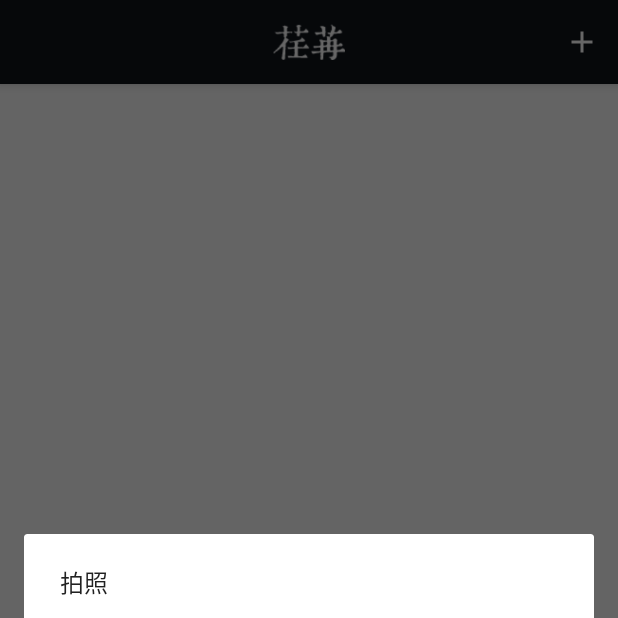
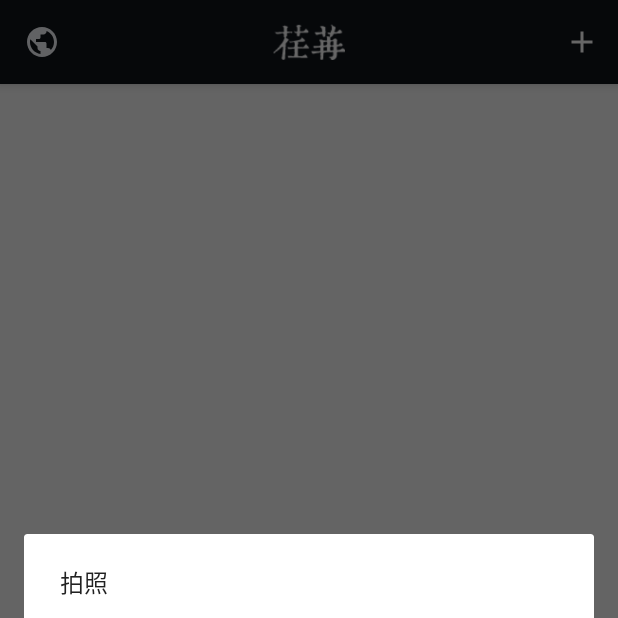
Before and after one commit to MatrixJoy/Renran, an Android app: the screen it shows after launch (MainActivity), after a tap on "添加", on a phone screen of 412 x 824 dp, the top half of it. Run offline under Robolectric (Android 15) with nearby library versions, the phone set to English and light mode, and no system bars; our stand-ins replace CircleImageView; libraries missing offline, so code that uses them is left out: io.realm; 6 statements that could not run were skipped.

Commit message:
I think it's complete,but some bugs maybe i don't know,and maybe you can help me fix them

```diff
--- a/app/src/main/java/com/aidchow/renran/addschedule/AddScheduleFragment.kt
+++ b/app/src/main/java/com/aidchow/renran/addschedule/AddScheduleFragment.kt
@@ -58,7 +58,7 @@ class AddScheduleFragment : BaseFragment(), AddScheduleContract.View, DatePicker
 
     override fun onOptionsItemSelected(item: MenuItem?): Boolean {
         when (item?.itemId) {
-            R.id.action_add_new_schedule -> presenter?.saveSchedule(imagePath!!,
+            R.id.action_add_new_schedule -> presenter?.saveSchedule(imagePath,
                     edit_description?.text.toString(), date, mScheduleId)
         }
         return super.onOptionsItemSelected(item)
--- a/app/src/main/java/com/aidchow/renran/addschedule/AddSchedulePresenter.kt
+++ b/app/src/main/java/com/aidchow/renran/addschedule/AddSchedulePresenter.kt
@@ -36,7 +36,7 @@ class AddSchedulePresenter(private val mScheduleID: String?,
 
     private fun createSchedule(imagePath: String?, description: String?, date: Long) {
 
-        if (description?.isEmpty()!! || imagePath?.isEmpty()!! || date == 0L) {
+        if (description?.isEmpty()!! || imagePath == null || date == 0L) {
             view.showEmptyScheduleError()
         } else {
             val schedule = Schedule(imagePath, description, date)
--- a/app/src/main/java/com/aidchow/renran/schedules/SchedulesFragment.kt
+++ b/app/src/main/java/com/aidchow/renran/schedules/SchedulesFragment.kt
@@ -3,6 +3,7 @@ package com.aidchow.renran.schedules
 import android.content.Intent
 import android.os.Bundle
 import android.support.design.widget.Snackbar
+import android.support.v7.app.AlertDialog
 import android.support.v7.app.AppCompatActivity
 import android.support.v7.widget.LinearLayoutManager
 import android.view.*
@@ -58,6 +59,7 @@ class SchedulesFragment : BaseFragment(), SchedulesContract.View, SchedulesAdapt
         adapter?.mShareButtonListener = this
         recycler_view_of_schedules.adapter = adapter
         tv_empty_tips.setOnClickListener { showAddNewScheduleUi() }
+        tv_tool_bar_right.setOnClickListener { AlertDialog.Builder(context).setView(R.layout.about_dialog_layout).create().show() }
     }
 
     override fun onOptionsItemSelected(item: MenuItem?): Boolean {
--- a/app/src/main/java/com/aidchow/renran/ui/appwidget/RenRanAppWidgetProvider.kt
+++ b/app/src/main/java/com/aidchow/renran/ui/appwidget/RenRanAppWidgetProvider.kt
@@ -58,12 +58,13 @@ class RenRanAppWidgetProvider : AppWidgetProvider() {
     }
 
     override fun onReceive(context: Context?, intent: Intent?) {
+              super.onReceive(context, intent)
+
         if (REFRESH_ACTION == intent?.action) {
             val amg = AppWidgetManager.getInstance(context)
             val name = ComponentName(context, RenRanAppWidgetProvider::class.java)
             amg.notifyAppWidgetViewDataChanged(amg.getAppWidgetIds(name), R.id.widget_list_view)
         }
-        super.onReceive(context, intent)
 
     }
 
--- a/app/src/main/res/drawable/ic_border_add_image.xml
+++ b/app/src/main/res/drawable/ic_border_add_image.xml
@@ -4,6 +4,6 @@
     android:viewportHeight="24.0"
     android:viewportWidth="24.0">
     <path
-        android:fillColor="@color/colorAccent"
+        android:fillColor="@color/app_bg_color"
         android:pathData="M3,21h2v-2L3,19v2zM7,21h2v-2L7,19v2zM5,7L3,7v2h2L5,7zM3,17h2v-2L3,15v2zM9,3L7,3v2h2L9,3zM5,3L3,3v2h2L5,3zM17,3h-2v2h2L17,3zM19,9h2L21,7h-2v2zM19,3v2h2L21,3h-2zM15,21h2v-2h-2v2zM13,3h-2v8L3,11v2h8v8h2v-8h8v-2h-8L13,3zM19,21h2v-2h-2v2zM19,17h2v-2h-2v2z" />
 </vector>
--- /dev/null
+++ b/app/src/main/res/drawable/ic_public.xml
@@ -0,0 +1,9 @@
+<vector xmlns:android="http://schemas.android.com/apk/res/android"
+    android:width="24dp"
+    android:height="24dp"
+    android:viewportHeight="24.0"
+    android:viewportWidth="24.0">
+    <path
+        android:fillColor="@color/app_bg_color"
+        android:pathData="M12,2C6.48,2 2,6.48 2,12s4.48,10 10,10 10,-4.48 10,-10S17.52,2 12,2zM11,19.93c-3.95,-0.49 -7,-3.85 -7,-7.93 0,-0.62 0.08,-1.21 0.21,-1.79L9,15v1c0,1.1 0.9,2 2,2v1.93zM17.9,17.39c-0.26,-0.81 -1,-1.39 -1.9,-1.39h-1v-3c0,-0.55 -0.45,-1 -1,-1L8,12v-2h2c0.55,0 1,-0.45 1,-1L11,7h2c1.1,0 2,-0.9 2,-2v-0.41c2.93,1.19 5,4.06 5,7.41 0,2.08 -0.8,3.97 -2.1,5.39z" />
+</vector>
--- a/app/src/main/res/layout/renran_wiget_layout.xml
+++ b/app/src/main/res/layout/renran_wiget_layout.xml
@@ -6,7 +6,8 @@
     <ListView
         android:id="@+id/widget_list_view"
         android:layout_width="match_parent"
-        android:layout_height="match_parent" />
+        android:layout_height="match_parent"
+        android:scrollbars="none" />
 
     <TextView
         android:id="@+id/tv_empty_view"
--- a/app/src/main/res/layout/schedules_fragment.xml
+++ b/app/src/main/res/layout/schedules_fragment.xml
@@ -19,6 +19,12 @@
                 android:layout_height="48dp"
                 android:layout_gravity="center"
                 android:src="@drawable/nav_logo" />
+
+            <TextView
+                android:id="@+id/tv_tool_bar_right"
+                android:layout_width="wrap_content"
+                android:layout_height="wrap_content"
+                android:drawableStart="@drawable/ic_public" />
         </android.support.v7.widget.Toolbar>
     </android.support.design.widget.AppBarLayout>
 
--- a/app/src/main/res/values/strings.xml
+++ b/app/src/main/res/values/strings.xml
@@ -26,4 +26,7 @@
     <string name="add_on_screen">添加到桌面</string>
     <string name="delete_on_screen">从桌面删除</string>
     <string name="loading">加载中...</string>
+    <string name="slogan">你来生活,我来记忆</string>
+    <string name="version">V1.0.0</string>
+    <string name="feedback">荏苒用户群: 477370061</string>
 </resources>
```
Also changed, not shown: app/src/main/java/com/aidchow/renran/ui/appwidget/RenRanWidgetViewsFactory.kt (+8 -1 lines), app/src/main/res/layout/about_dialog_layout.xml (added, +52 -0 lines), app/src/main/res/layout/renran_wiget_item.xml (+4 -4 lines).
